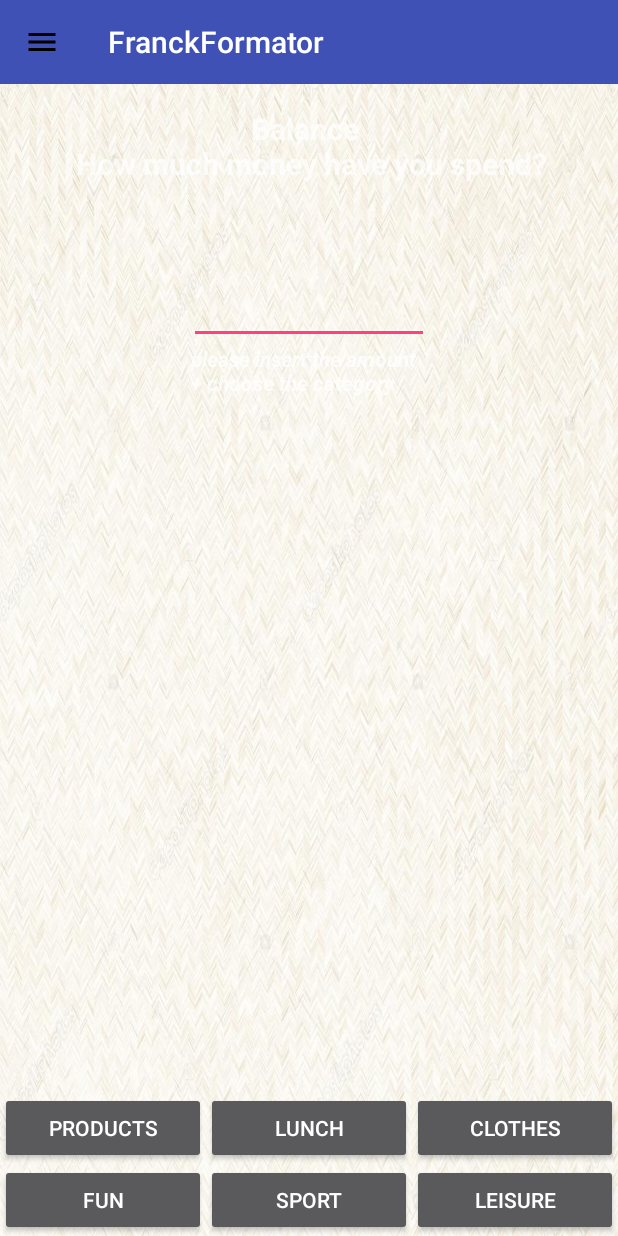
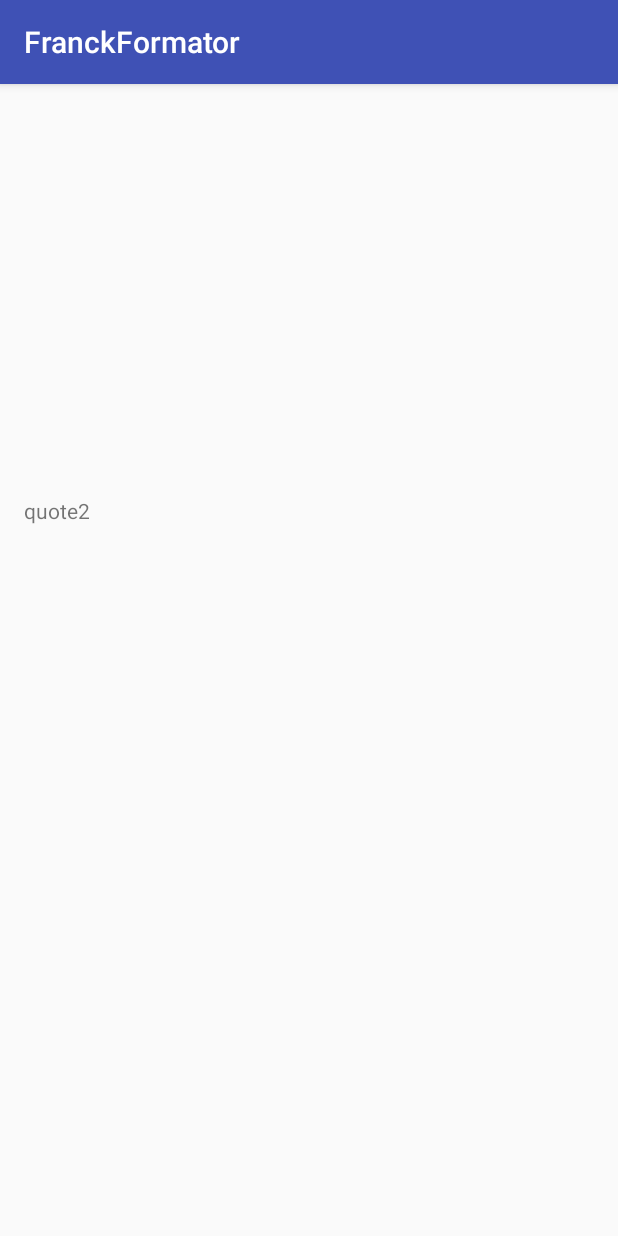
Before and after one commit to vlad7001/FranckFormator, an Android app: the SecondActivity screen opened directly, with no data from a screen before it, in the side drawer, after a tap on "Education", on a phone screen of 412 x 824 dp. Run offline under Robolectric (Android 15) with nearby library versions, the phone set to English and light mode, and no system bars.

Commit message:
Randomaizer!

```diff
--- /dev/null
+++ b/app/src/main/java/com/example/vlad/franckformator/Main2Activity.java
@@ -0,0 +1,48 @@
+package com.example.vlad.franckformator;
+
+import android.support.v7.app.AppCompatActivity;
+import android.os.Bundle;
+import android.widget.ArrayAdapter;
+import android.widget.ListView;
+import android.widget.TextView;
+
+import java.util.ArrayList;
+import java.util.List;
+import java.util.Random;
+
+public class Main2Activity extends AppCompatActivity {
+
+    private TextView textView;
+
+    @Override
+    protected void onCreate(Bundle savedInstanceState) {
+        super.onCreate(savedInstanceState);
+        setContentView(R.layout.activity_main2);
+
+        textView = (TextView) findViewById(R.id.listView);
+
+        List<String> items = initData();
+
+        int randomValue = random(items.size()-1);
+        textView.setText(items.get(randomValue));
+    }
+
+    private List<String> initData(){
+        List<String> list = new ArrayList<String>();
+
+        list.add("quote1");
+        list.add("quote2");
+        list.add("quote3");
+        list.add("quote4");
+
+        return list;
+    }
+
+    int random (int size){
+        Random random = new Random();
+        return random.nextInt(size);
+
+
+
+    }
+}
--- a/app/src/main/java/com/example/vlad/franckformator/SecondActivity.java
+++ b/app/src/main/java/com/example/vlad/franckformator/SecondActivity.java
@@ -1,5 +1,6 @@
 package com.example.vlad.franckformator;
 
+import android.content.Intent;
 import android.os.Bundle;
 import android.support.design.widget.NavigationView;
 import android.support.v4.view.GravityCompat;
@@ -32,10 +33,17 @@ public class SecondActivity extends AppCompatActivity {
                 new NavigationView.OnNavigationItemSelectedListener() {
                     @Override
                     public boolean onNavigationItemSelected(MenuItem menuItem) {
-                        // set item as selected to persist highlight
-                        menuItem.setChecked(true);
-                        // close drawer when item is tapped
                         mDrawerLayout.closeDrawers();
+                        switch (menuItem.getItemId()){
+
+                            case R.id.education:
+                                Intent intent = new Intent(SecondActivity.this, Main2Activity.class);
+
+                            startActivity(intent);
+
+                        break;
+
+                        }
 
                         // Add code here to update the UI based on the item selected
                         // For example, swap UI fragments here
--- a/app/src/main/res/layout/activity_login.xml
+++ b/app/src/main/res/layout/activity_login.xml
@@ -19,8 +19,8 @@
         android:text="Go to Pie chart"
         android:textAppearance="@style/TextAppearance.AppCompat.Widget.ActionBar.Menu"
         android:textColor="@color/colorPrimary"
-        tools:layout_editor_absoluteX="222dp"
-        tools:layout_editor_absoluteY="440dp" />
+        tools:layout_editor_absoluteX="250dp"
+        tools:layout_editor_absoluteY="511dp" />
 
     <Button
         android:id="@+id/button"
--- /dev/null
+++ b/app/src/main/res/layout/activity_main2.xml
@@ -0,0 +1,23 @@
+<?xml version="1.0" encoding="utf-8"?>
+<android.support.constraint.ConstraintLayout xmlns:android="http://schemas.android.com/apk/res/android"
+    xmlns:app="http://schemas.android.com/apk/res-auto"
+    xmlns:tools="http://schemas.android.com/tools"
+    android:layout_width="match_parent"
+    android:layout_height="match_parent"
+    tools:context="com.example.vlad.franckformator.Main2Activity">
+
+    <TextView
+        android:id="@+id/listView"
+        android:layout_width="match_parent"
+        android:layout_height="58dp"
+        android:layout_marginTop="8dp"
+        app:layout_constraintBottom_toBottomOf="parent"
+        app:layout_constraintHorizontal_bias="0.0"
+        app:layout_constraintLeft_toLeftOf="parent"
+        app:layout_constraintRight_toRightOf="parent"
+        app:layout_constraintTop_toTopOf="parent"
+        app:layout_constraintVertical_bias="0.357"
+        android:padding="16dp"/>
+
+
+</android.support.constraint.ConstraintLayout>
--- a/app/src/main/res/layout/nav_header.xml
+++ b/app/src/main/res/layout/nav_header.xml
@@ -2,7 +2,7 @@
 <LinearLayout xmlns:android="http://schemas.android.com/apk/res/android"
     android:layout_width="match_parent"
     android:layout_height="192dp"
-    android:background="@drawable/vlad_avatar"
+    android:background="@drawable/ff_logo"
     android:padding="16dp"
     android:theme="@style/ThemeOverlay.AppCompat.Dark"
     android:orientation="vertical"
@@ -12,6 +12,7 @@
         android:layout_width="match_parent"
         android:layout_height="wrap_content"
         android:text="Vlad Deboy"
-        android:textAppearance="@style/TextAppearance.AppCompat.Body1"/>
+        android:textAppearance="@style/TextAppearance.AppCompat.Body1"
+        />
 
 </LinearLayout>
--- a/app/src/main/res/layout/spending.xml
+++ b/app/src/main/res/layout/spending.xml
@@ -18,6 +18,8 @@
             android:id="@+id/toolbar"
             android:layout_width="match_parent"
             android:layout_height="?attr/actionBarSize"
+            android:layout_alignParentStart="true"
+            android:layout_alignParentTop="true"
             android:background="?attr/colorPrimary"
             android:theme="@style/ThemeOverlay.AppCompat.ActionBar" />
 
@@ -26,14 +28,16 @@
             android:id="@+id/tvBalance"
             android:layout_width="wrap_content"
             android:layout_height="wrap_content"
-            android:layout_below="@id/toolbar"
+            android:layout_below="@+id/toolbar"
             android:layout_centerHorizontal="true"
             android:layout_gravity="center"
-            android:layout_margin="16dp"
+            android:layout_marginTop="21dp"
             android:gravity="center"
-            android:text="Balance \n How much money have you spend?"
+            android:text="@string/balance_how_much_money_have_you_spend"
+            android:textColor="@color/colorPrimaryDark"
             android:textSize="20sp"
             android:textStyle="bold" />
+
 
         <EditText
             android:id="@+id/etCost"
@@ -42,7 +46,7 @@
             android:layout_below="@+id/tvBalance"
             android:layout_centerHorizontal="true"
             android:layout_gravity="center"
-            android:layout_marginTop="45dp"
+            android:layout_marginTop="23dp"
             android:autoSizeTextType="uniform"
             android:inputType="numberDecimal"
             android:minWidth="160dp" />
@@ -55,24 +59,39 @@
             android:orientation="horizontal">
 
             <Button
-                android:id="@+id/button2"
-                android:layout_width="0dp"
-                android:layout_height="wrap_content"
+                android:id="@+id/button1"
+                android:layout_width="120dp"
+                android:layout_height="80dp"
+                android:layout_alignEnd="@+id/textView2"
+                android:layout_below="@+id/etCost"
+                android:layout_marginTop="8dp"
                 android:layout_weight="1"
+                android:background="@drawable/whitewall"
+                android:textColor="@android:color/black"
                 android:text="Products" />
 
             <Button
-                android:id="@+id/button3"
-                android:layout_width="0dp"
-                android:layout_height="wrap_content"
+                android:id="@+id/button2"
+                android:layout_width="120dp"
+                android:layout_height="80dp"
+                android:layout_alignEnd="@+id/textView2"
+                android:layout_below="@+id/etCost"
+                android:layout_marginTop="8dp"
                 android:layout_weight="1"
+                android:background="@drawable/whitewall"
+                android:textColor="@android:color/black"
                 android:text="Lunch" />
 
             <Button
-                android:id="@+id/button4"
-                android:layout_width="0dp"
-                android:layout_height="wrap_content"
+                android:id="@+id/button3"
+                android:layout_width="120dp"
+                android:layout_height="80dp"
+                android:layout_alignEnd="@+id/textView2"
+                android:layout_below="@+id/etCost"
+                android:layout_marginTop="8dp"
                 android:layout_weight="1"
+                android:background="@drawable/whitewall"
+                android:textColor="@android:color/black"
                 android:text="Clothes" />
         </LinearLayout>
 
@@ -84,35 +103,51 @@
             android:orientation="horizontal">
 
             <Button
+                android:id="@+id/button4"
+                android:layout_width="120dp"
+                android:layout_height="80dp"
+                android:layout_alignEnd="@+id/textView2"
+                android:layout_below="@+id/etCost"
+                android:layout_marginTop="8dp"
+                android:layout_weight="1"
+                android:textColor="@android:color/black"
+                android:background="@drawable/whitewall"
+                android:text="Sport" />
+
+            <Button
                 android:id="@+id/button5"
-                android:layout_width="0dp"
-                android:layout_height="wrap_content"
+                android:layout_width="120dp"
+                android:layout_height="80dp"
+                android:layout_alignEnd="@+id/textView2"
+                android:layout_below="@+id/etCost"
+                android:layout_marginTop="8dp"
                 android:layout_weight="1"
-                android:text="Fun" />
+                android:background="@drawable/whitewall"
+                android:textColor="@android:color/black"
+                android:text="Leisure" />
 
             <Button
                 android:id="@+id/button6"
-                android:layout_width="0dp"
-                android:layout_height="wrap_content"
+                android:layout_width="120dp"
+                android:layout_height="80dp"
+                android:layout_alignEnd="@+id/textView2"
+                android:layout_below="@+id/etCost"
+                android:layout_marginTop="8dp"
+                android:layout_weight="1"
+                android:textColor="@android:color/black"
+                android:background="@drawable/whitewall"
+                android:text="FUN" />
 
-                android:layout_weight="1"
-                android:text="Sport" />
-
-            <Button
-                android:id="@+id/button7"
-                android:layout_width="0dp"
-                android:layout_height="wrap_content"
-                android:layout_weight="1"
-                android:text="Leisure" />
         </LinearLayout>
 
         <TextView
-            android:id="@+id/textView2"
+            android:id="@+id/textView7"
             android:layout_width="wrap_content"
             android:layout_height="wrap_content"
             android:layout_below="@+id/etCost"
             android:layout_centerHorizontal="true"
-            android:text="please insert the amount  \n+ choose the category"
+            android:text="@string/please_insert_the_amount_choose_the_category"
+            android:textColor="@color/colorPrimaryDark"
             android:textStyle="italic|bold" />
 
     </RelativeLayout>
--- a/app/src/main/res/menu/menu_items.xml
+++ b/app/src/main/res/menu/menu_items.xml
@@ -1,11 +1,10 @@
 <?xml version="1.0" encoding="utf-8"?>
 <menu xmlns:android="http://schemas.android.com/apk/res/android">
-    <group android:checkableBehavior="single">
+
         <item
             android:id="@+id/settings"
             android:title="@string/item_settings" />
         <item
-            android:id="@+id/about"
+            android:id="@+id/education"
             android:title="@string/item_about" />
-    </group>
 </menu>
--- a/app/src/main/res/values/strings.xml
+++ b/app/src/main/res/values/strings.xml
@@ -3,5 +3,7 @@
     <string name="app_name">FranckFormator</string>
     <string name="item_settings">Cost</string>
     <string name="item_about">Education</string>
+    <string name="balance_how_much_money_have_you_spend">Balance \nHow much money have you spend?</string>
+    <string name="please_insert_the_amount_choose_the_category">please insert the amount\n choose the category</string>
 
 </resources>
```
Also changed, not shown: app/src/main/AndroidManifest.xml (+6 -2 lines), app/src/main/res/drawable/ff.jpg (added), app/src/main/res/drawable/ff_logo.png (added).
